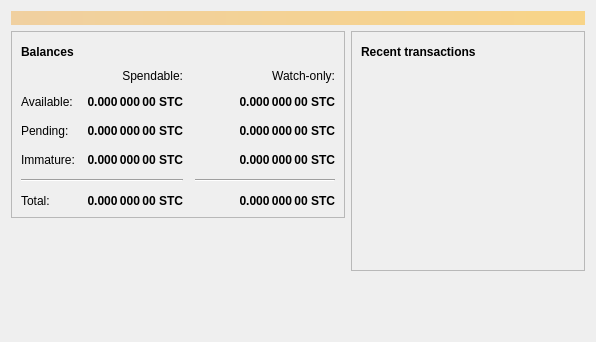
minblock/satcoin, file src/qt/forms/overviewpage.ui: the form before one commit.
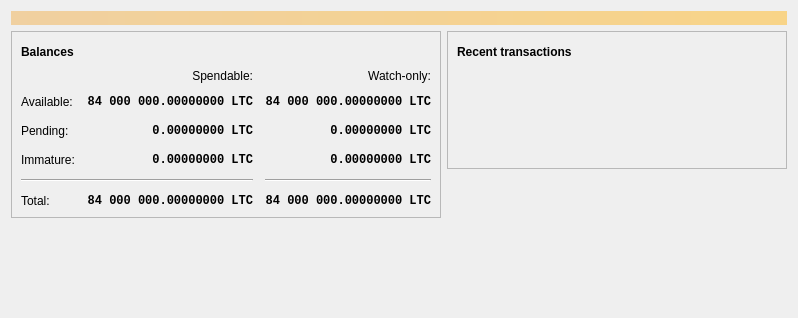
The form after the commit. Icons and pictures are not drawn. Custom widgets are drawn as their Qt base class.

```diff
--- a/src/qt/forms/overviewpage.ui
+++ b/src/qt/forms/overviewpage.ui
@@ -6,8 +6,8 @@
    <rect>
     <x>0</x>
     <y>0</y>
-    <width>596</width>
-    <height>342</height>
+    <width>798</width>
+    <height>318</height>
    </rect>
   </property>
   <property name="windowTitle">
@@ -118,6 +118,7 @@
              <widget class="QLabel" name="labelWatchPending">
               <property name="font">
                <font>
+                <family>Monospace</family>
                 <weight>75</weight>
                 <bold>true</bold>
                </font>
@@ -129,7 +130,7 @@
                <string>Unconfirmed transactions to watch-only addresses</string>
               </property>
               <property name="text">
-               <string notr="true">0.000 000 00 STC</string>
+               <string notr="true">0.00000000 LTC</string>
               </property>
               <property name="alignment">
                <set>Qt::AlignRight|Qt::AlignTrailing|Qt::AlignVCenter</set>
@@ -143,6 +144,7 @@
              <widget class="QLabel" name="labelUnconfirmed">
               <property name="font">
                <font>
+                <family>Monospace</family>
                 <weight>75</weight>
                 <bold>true</bold>
                </font>
@@ -154,7 +156,7 @@
                <string>Total of transactions that have yet to be confirmed, and do not yet count toward the spendable balance</string>
               </property>
               <property name="text">
-               <string notr="true">0.000 000 00 STC</string>
+               <string notr="true">0.00000000 LTC</string>
               </property>
               <property name="alignment">
                <set>Qt::AlignRight|Qt::AlignTrailing|Qt::AlignVCenter</set>
@@ -168,6 +170,7 @@
              <widget class="QLabel" name="labelWatchImmature">
               <property name="font">
                <font>
+                <family>Monospace</family>
                 <weight>75</weight>
                 <bold>true</bold>
                </font>
@@ -179,7 +182,7 @@
                <string>Mined balance in watch-only addresses that has not yet matured</string>
               </property>
               <property name="text">
-               <string notr="true">0.000 000 00 STC</string>
+               <string notr="true">0.00000000 LTC</string>
               </property>
               <property name="alignment">
                <set>Qt::AlignRight|Qt::AlignTrailing|Qt::AlignVCenter</set>
@@ -226,6 +229,7 @@
              <widget class="QLabel" name="labelImmature">
               <property name="font">
                <font>
+                <family>Monospace</family>
                 <weight>75</weight>
                 <bold>true</bold>
                </font>
@@ -237,7 +241,7 @@
                <string>Mined balance that has not yet matured</string>
               </property>
               <property name="text">
-               <string notr="true">0.000 000 00 STC</string>
+               <string notr="true">0.00000000 LTC</string>
               </property>
               <property name="alignment">
                <set>Qt::AlignRight|Qt::AlignTrailing|Qt::AlignVCenter</set>
@@ -271,6 +275,7 @@
              <widget class="QLabel" name="labelTotal">
               <property name="font">
                <font>
+                <family>Monospace</family>
                 <weight>75</weight>
                 <bold>true</bold>
                </font>
@@ -282,7 +287,7 @@
                <string>Your current total balance</string>
               </property>
               <property name="text">
-               <string notr="true">0.000 000 00 STC</string>
+               <string notr="true">84 000 000.00000000 LTC</string>
               </property>
               <property name="alignment">
                <set>Qt::AlignRight|Qt::AlignTrailing|Qt::AlignVCenter</set>
@@ -296,6 +301,7 @@
              <widget class="QLabel" name="labelWatchTotal">
               <property name="font">
                <font>
+                <family>Monospace</family>
                 <weight>75</weight>
                 <bold>true</bold>
                </font>
@@ -307,7 +313,7 @@
                <string>Current total balance in watch-only addresses</string>
               </property>
               <property name="text">
-               <string notr="true">0.000 000 00 STC</string>
+               <string notr="true">84 000 000.00000000 LTC</string>
               </property>
               <property name="alignment">
                <set>Qt::AlignRight|Qt::AlignTrailing|Qt::AlignVCenter</set>
@@ -338,6 +344,7 @@
              <widget class="QLabel" name="labelBalance">
               <property name="font">
                <font>
+                <family>Monospace</family>
                 <weight>75</weight>
                 <bold>true</bold>
                </font>
@@ -349,7 +356,7 @@
                <string>Your current spendable balance</string>
               </property>
               <property name="text">
-               <string notr="true">0.000 000 00 STC</string>
+               <string notr="true">84 000 000.00000000 LTC</string>
               </property>
               <property name="alignment">
                <set>Qt::AlignRight|Qt::AlignTrailing|Qt::AlignVCenter</set>
@@ -363,6 +370,7 @@
              <widget class="QLabel" name="labelWatchAvailable">
               <property name="font">
                <font>
+                <family>Monospace</family>
                 <weight>75</weight>
                 <bold>true</bold>
                </font>
@@ -374,7 +382,7 @@
                <string>Your current balance in watch-only addresses</string>
               </property>
               <property name="text">
-               <string notr="true">0.000 000 00 STC</string>
+               <string notr="true">84 000 000.00000000 LTC</string>
               </property>
               <property name="alignment">
                <set>Qt::AlignRight|Qt::AlignTrailing|Qt::AlignVCenter</set>
@@ -509,6 +517,9 @@
             <property name="horizontalScrollBarPolicy">
              <enum>Qt::ScrollBarAlwaysOff</enum>
             </property>
+            <property name="sizeAdjustPolicy">
+             <enum>QAbstractScrollArea::AdjustToContents</enum>
+            </property>
             <property name="selectionMode">
              <enum>QAbstractItemView::NoSelection</enum>
             </property>
@@ -536,6 +547,13 @@
    </item>
   </layout>
  </widget>
+ <customwidgets>
+  <customwidget>
+   <class>TransactionOverviewWidget</class>
+   <extends>QListView</extends>
+   <header>qt/transactionoverviewwidget.h</header>
+  </customwidget>
+ </customwidgets>
  <resources/>
  <connections/>
 </ui>
```
Left out of the diff: 9 changed lines with no effect on the pictures.
